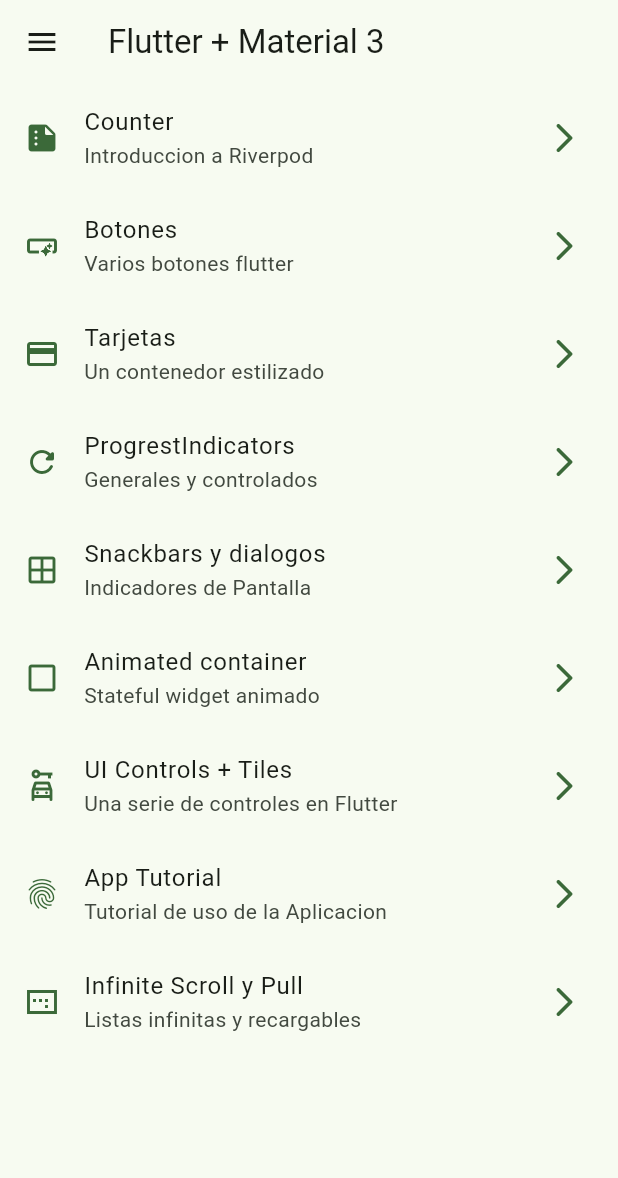
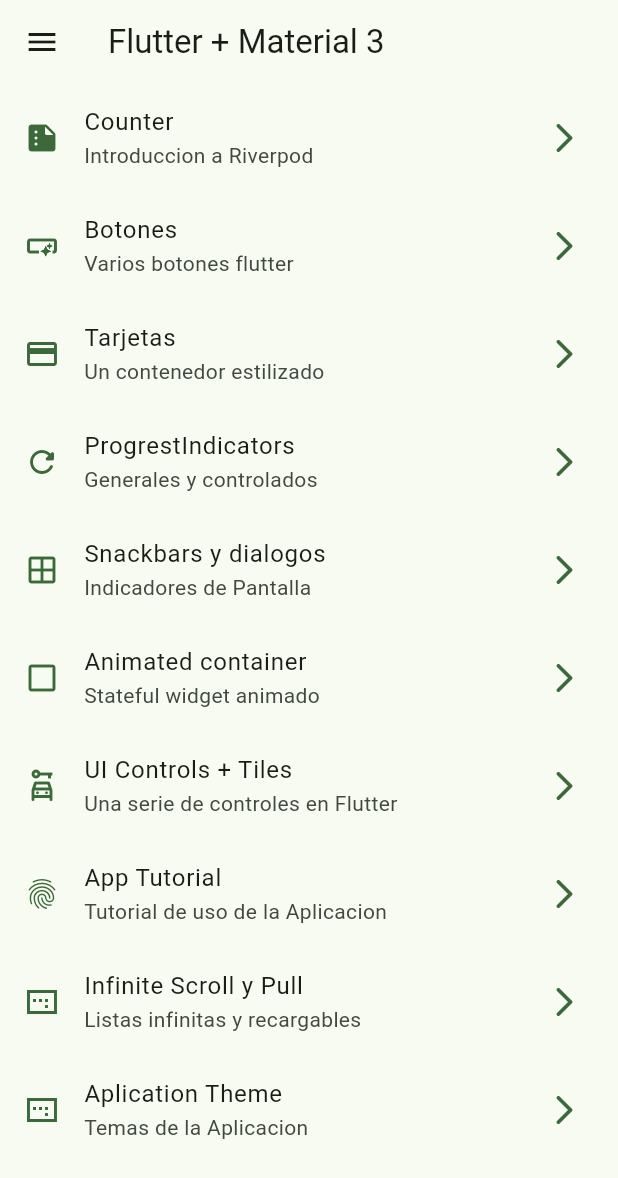
Before and after one commit to Williamparededl1/widgets_app, a Flutter app: the screen it shows after launch, on a phone screen of 412 x 824 dp. Shown: the top 1178 px of the screen. Run offline on Flutter 3.47's test engine with Material 3 defaults, Android fonts, the phone set to English and light mode, and no system bars; our stand-ins replace animate_do, flutter_riverpod, go_router.

Commit message:
implenmentacion del provider y creacion de theme sreen

```diff
--- a/lib/config/menu/menu_items.dart
+++ b/lib/config/menu/menu_items.dart
@@ -59,4 +59,9 @@ const List<MenuItems> appMenuItems = [
       subTitle: 'Listas infinitas y recargables',
       link: '/infinite',
       icon: Icons.image_aspect_ratio_sharp),
+  MenuItems(
+      title: 'Aplication Theme',
+      subTitle: 'Temas de la Aplicacion',
+      link: '/theme',
+      icon: Icons.image_aspect_ratio_sharp),
 ];
--- a/lib/config/router/app_router.dart
+++ b/lib/config/router/app_router.dart
@@ -55,5 +55,10 @@ final appRouter = GoRouter(
       name: CounterScreen.name,
       builder: (context, state) => const CounterScreen(),
     ),
+    GoRoute(
+      path: '/theme',
+      name: ThemeScreen.name,
+      builder: (context, state) => const ThemeScreen(),
+    ),
   ],
 );
--- a/lib/main.dart
+++ b/lib/main.dart
@@ -1,9 +1,10 @@
 import 'package:flutter/material.dart';
+import 'package:flutter_riverpod/flutter_riverpod.dart';
 import 'package:widgets_app/config/router/app_router.dart';
 import 'package:widgets_app/config/theme/app_theme.dart';
 
 void main() {
-  runApp(const MainApp());
+  runApp(const ProviderScope(child: MainApp()));
 }
 
 class MainApp extends StatelessWidget {
--- /dev/null
+++ b/lib/presentation/providers/counter_provider.dart
@@ -0,0 +1,3 @@
+import 'package:flutter_riverpod/flutter_riverpod.dart';
+
+final counterProvider = StateProvider((ref) => 2);
--- /dev/null
+++ b/lib/presentation/providers/theme_provider.dart
@@ -0,0 +1,3 @@
+import 'package:flutter_riverpod/flutter_riverpod.dart';
+
+final themeProvider = StateProvider((ref) => true);
--- a/lib/presentation/screens/screnn.dart
+++ b/lib/presentation/screens/screnn.dart
@@ -1,3 +1,5 @@
+export 'package:widgets_app/presentation/screens/theme/theme_screen.dart';
+
 export 'package:widgets_app/presentation/screens/counter/counter_screen.dart';
 
 export 'package:widgets_app/presentation/screens/animated/animated_screen.dart';
```
Also changed, not shown: lib/presentation/screens/counter/counter_screen.dart (+21 -5 lines), lib/presentation/screens/theme/theme_screen.dart (added, +11 -0 lines).
